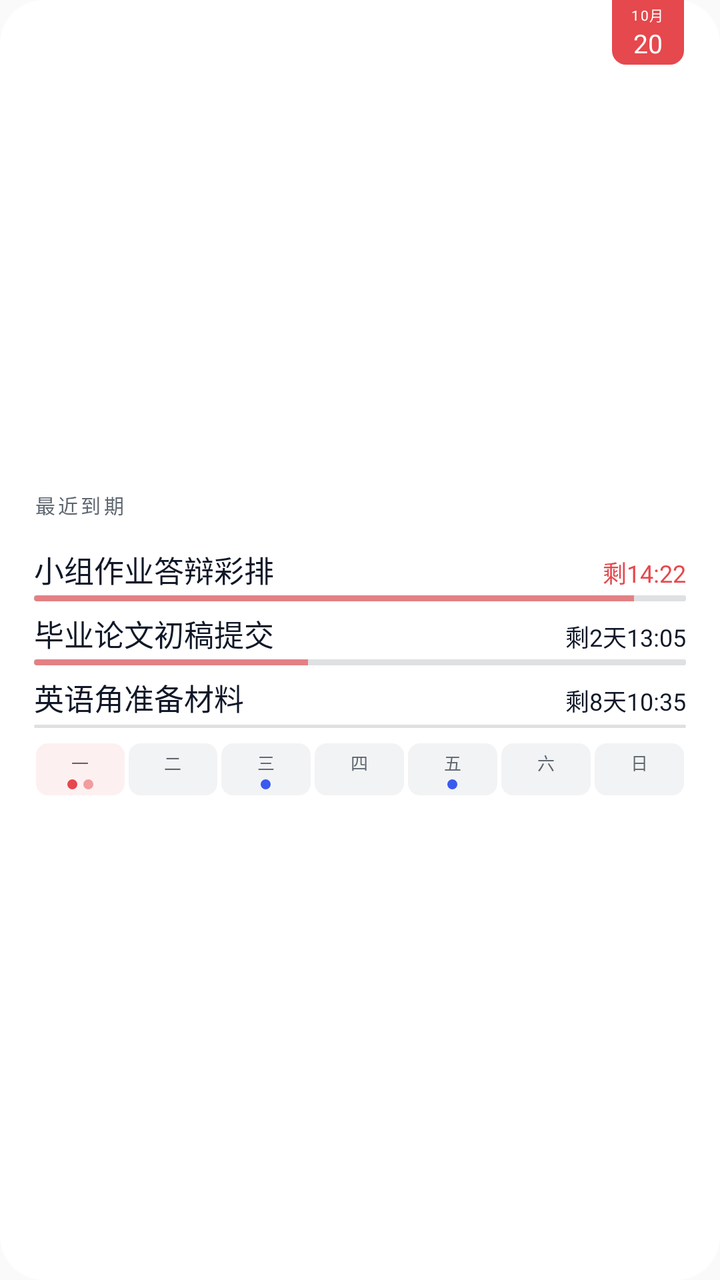
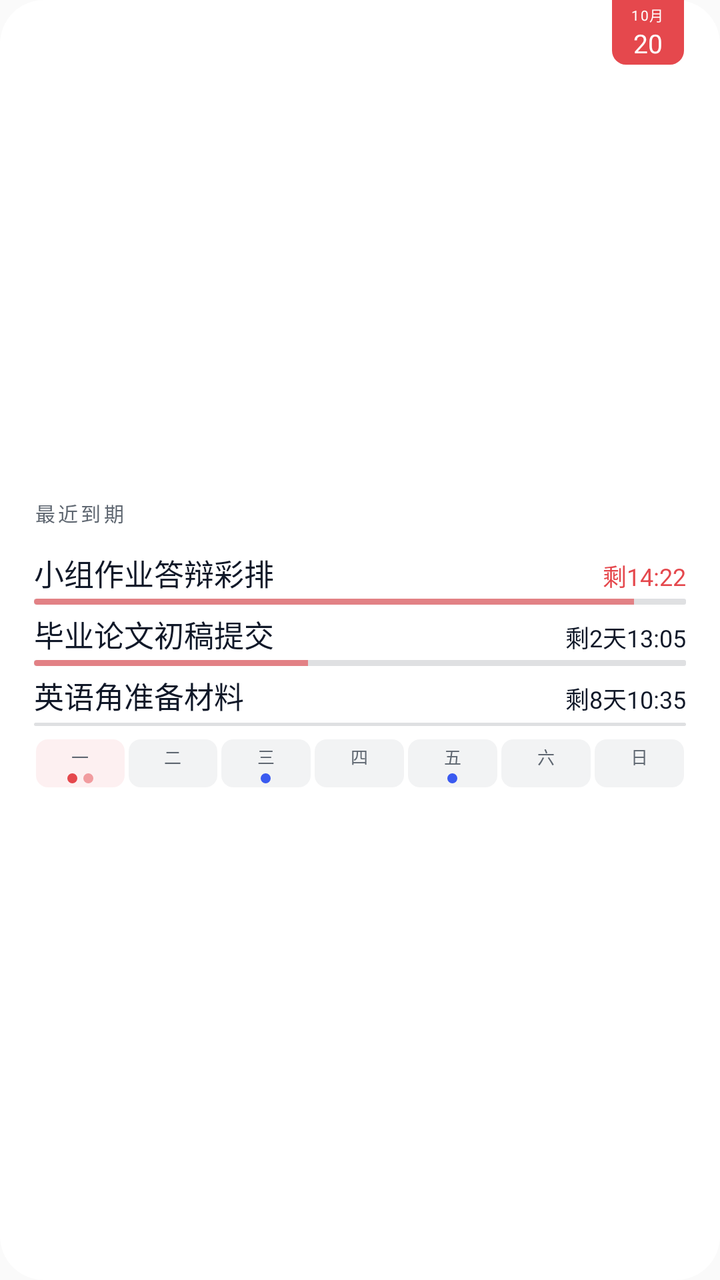

Screens rendered from an Android XML layout before and after an edit, with the pre-edit source and the edit as a unified diff.
<!-- AndroidManifest.xml: application theme android:Theme.Material.Light.NoActionBar -->
<!-- res/layout/widget_v3_preview.xml -->
<?xml version="1.0" encoding="utf-8"?>
<FrameLayout xmlns:android="http://schemas.android.com/apk/res/android"
    android:layout_width="match_parent"
    android:layout_height="match_parent"
    android:background="@drawable/widget_bg_light">

    <LinearLayout
        android:layout_width="match_parent"
        android:layout_height="wrap_content"
        android:layout_gravity="center_vertical"
        android:orientation="vertical"
        android:paddingStart="17dp"
        android:paddingTop="11dp"
        android:paddingEnd="17dp"
        android:paddingBottom="8dp">

        <TextView
            android:layout_width="wrap_content"
            android:layout_height="wrap_content"
            android:layout_marginBottom="8dp"
            android:text="最近到期"
            android:textColor="#FF5F6771"
            android:textSize="10sp"
            android:letterSpacing="0.14"
/>

        
        <LinearLayout
            android:layout_width="match_parent"
            android:layout_height="wrap_content"
            android:layout_marginTop="6dp"
            android:orientation="vertical">

            <LinearLayout
                android:layout_width="match_parent"
                android:layout_height="wrap_content"
                android:orientation="horizontal">

                <TextView
                    android:layout_width="0dp"
                    android:layout_height="wrap_content"
                    android:layout_weight="1"
                    android:text="小组作业答辩彩排"
                    android:textColor="#FF101828"
                    android:textSize="15sp"
                    android:maxLines="1"
                    android:ellipsize="end"
/>

                <TextView
                    android:layout_width="wrap_content"
                    android:layout_height="wrap_content"
                    android:layout_marginStart="10dp"
                    android:text="剩14:22"
                    android:textColor="#FFE5484D"
                    android:textSize="12sp"
                    android:maxLines="1"
/>
            </LinearLayout>

            <FrameLayout
                android:layout_width="match_parent"
                android:layout_height="wrap_content"
                android:layout_marginTop="2dp">

                <TextView
                    android:layout_width="match_parent"
                    android:layout_height="3dp"
                    android:background="@drawable/widget_ruler_track_light" />

                <ProgressBar
                    style="@android:style/Widget.ProgressBar.Horizontal"
                    android:layout_width="match_parent"
                    android:layout_height="3dp"
                    android:max="100"
                    android:progress="92"
                    android:progressDrawable="@drawable/widget_ruler_progress" />
            </FrameLayout>
        </LinearLayout>

        
        <LinearLayout
            android:layout_width="match_parent"
            android:layout_height="wrap_content"
            android:layout_marginTop="5dp"
            android:orientation="vertical">

            <LinearLayout
                android:layout_width="match_parent"
                android:layout_height="wrap_content"
                android:orientation="horizontal">

                <TextView
                    android:layout_width="0dp"
                    android:layout_height="wrap_content"
                    android:layout_weight="1"
                    android:text="毕业论文初稿提交"
                    android:textColor="#FF101828"
                    android:textSize="15sp"
                    android:maxLines="1"
                    android:ellipsize="end"
/>

                <TextView
                    android:layout_width="wrap_content"
                    android:layout_height="wrap_content"
                    android:layout_marginStart="10dp"
                    android:text="剩2天13:05"
                    android:textColor="#FF101828"
                    android:textSize="12sp"
                    android:maxLines="1"
/>
            </LinearLayout>

            <FrameLayout
                android:layout_width="match_parent"
                android:layout_height="wrap_content"
                android:layout_marginTop="2dp">

                <TextView
                    android:layout_width="match_parent"
                    android:layout_height="3dp"
                    android:background="@drawable/widget_ruler_track_light" />

                <ProgressBar
                    style="@android:style/Widget.ProgressBar.Horizontal"
                    android:layout_width="match_parent"
                    android:layout_height="3dp"
                    android:max="100"
                    android:progress="42"
                    android:progressDrawable="@drawable/widget_ruler_progress" />
            </FrameLayout>
        </LinearLayout>

        
        <LinearLayout
            android:layout_width="match_parent"
            android:layout_height="wrap_content"
            android:layout_marginTop="5dp"
            android:orientation="vertical">

            <LinearLayout
                android:layout_width="match_parent"
                android:layout_height="wrap_content"
                android:orientation="horizontal">

                <TextView
                    android:layout_width="0dp"
                    android:layout_height="wrap_content"
                    android:layout_weight="1"
                    android:text="英语角准备材料"
                    android:textColor="#FF101828"
                    android:textSize="15sp"
                    android:maxLines="1"
                    android:ellipsize="end"
/>

                <TextView
                    android:layout_width="wrap_content"
                    android:layout_height="wrap_content"
                    android:layout_marginStart="10dp"
                    android:text="剩8天10:35"
                    android:textColor="#FF101828"
                    android:textSize="12sp"
                    android:maxLines="1"
/>
            </LinearLayout>

            <FrameLayout
                android:layout_width="match_parent"
                android:layout_height="3dp"
                android:layout_marginTop="2dp">

                <TextView
                    android:layout_width="match_parent"
                    android:layout_height="1.5dp"
                    android:layout_gravity="center_vertical"
                    android:background="@drawable/widget_ruler_track_light" />
            </FrameLayout>
        </LinearLayout>

        
        <LinearLayout
            android:layout_width="match_parent"
            android:layout_height="wrap_content"
            android:layout_marginTop="7dp"
            android:orientation="horizontal">

            <LinearLayout
                android:layout_width="0dp"
                android:layout_height="wrap_content"
                android:layout_marginStart="1dp"
                android:layout_marginEnd="1dp"
                android:layout_weight="1"
                android:background="@drawable/widget_cell_today_light"
                android:gravity="center_horizontal"
                android:orientation="vertical"
                android:paddingTop="3dp"
                android:paddingBottom="3dp">

                <TextView
                    android:layout_width="wrap_content"
                    android:layout_height="wrap_content"
                    android:text="一"
                    android:textColor="#FF5F6771"
                    android:textSize="8.5sp" />

                <LinearLayout
                    android:layout_width="wrap_content"
                    android:layout_height="5dp"
                    android:layout_marginTop="2dp"
                    android:gravity="center"
                    android:orientation="horizontal">

                    <TextView
                        android:layout_width="5dp"
                        android:layout_height="5dp"
                        android:background="@drawable/dot_red" />

                    <TextView
                        android:layout_width="5dp"
                        android:layout_height="5dp"
                        android:layout_marginStart="3dp"
                        android:background="@drawable/dot_red_soft" />
                </LinearLayout>
            </LinearLayout>

            <LinearLayout
                android:layout_width="0dp"
                android:layout_height="wrap_content"
                android:layout_marginStart="1dp"
                android:layout_marginEnd="1dp"
                android:layout_weight="1"
                android:background="@drawable/widget_cell_light"
                android:gravity="center_horizontal"
                android:orientation="vertical"
                android:paddingTop="3dp"
                android:paddingBottom="3dp">

                <TextView
                    android:layout_width="wrap_content"
                    android:layout_height="wrap_content"
                    android:text="二"
                    android:textColor="#FF5F6771"
                    android:textSize="8.5sp" />

                <LinearLayout
                    android:layout_width="wrap_content"
                    android:layout_height="5dp"
                    android:layout_marginTop="2dp"
                    android:gravity="center"
                    android:orientation="horizontal" />
            </LinearLayout>

            <LinearLayout
                android:layout_width="0dp"
                android:layout_height="wrap_content"
                android:layout_marginStart="1dp"
                android:layout_marginEnd="1dp"
                android:layout_weight="1"
                android:background="@drawable/widget_cell_light"
                android:gravity="center_horizontal"
                android:orientation="vertical"
                android:paddingTop="3dp"
                android:paddingBottom="3dp">

                <TextView
                    android:layout_width="wrap_content"
                    android:layout_height="wrap_content"
                    android:text="三"
                    android:textColor="#FF5F6771"
                    android:textSize="8.5sp" />

                <LinearLayout
                    android:layout_width="wrap_content"
                    android:layout_height="5dp"
                    android:layout_marginTop="2dp"
                    android:gravity="center"
                    android:orientation="horizontal">

                    <TextView
                        android:layout_width="5dp"
                        android:layout_height="5dp"
                        android:background="@drawable/dot_ind_light" />
                </LinearLayout>
            </LinearLayout>

            <LinearLayout
                android:layout_width="0dp"
                android:layout_height="wrap_content"
                android:layout_marginStart="1dp"
                android:layout_marginEnd="1dp"
                android:layout_weight="1"
                android:background="@drawable/widget_cell_light"
                android:gravity="center_horizontal"
                android:orientation="vertical"
                android:paddingTop="3dp"
                android:paddingBottom="3dp">

                <TextView
                    android:layout_width="wrap_content"
                    android:layout_height="wrap_content"
                    android:text="四"
                    android:textColor="#FF5F6771"
                    android:textSize="8.5sp" />

                <LinearLayout
                    android:layout_width="wrap_content"
                    android:layout_height="5dp"
                    android:layout_marginTop="2dp"
                    android:gravity="center"
                    android:orientation="horizontal" />
            </LinearLayout>

            <LinearLayout
                android:layout_width="0dp"
                android:layout_height="wrap_content"
                android:layout_marginStart="1dp"
                android:layout_marginEnd="1dp"
                android:layout_weight="1"
                android:background="@drawable/widget_cell_light"
                android:gravity="center_horizontal"
                android:orientation="vertical"
                android:paddingTop="3dp"
                android:paddingBottom="3dp">

                <TextView
                    android:layout_width="wrap_content"
                    android:layout_height="wrap_content"
                    android:text="五"
                    android:textColor="#FF5F6771"
                    android:textSize="8.5sp" />

                <LinearLayout
                    android:layout_width="wrap_content"
                    android:layout_height="5dp"
                    android:layout_marginTop="2dp"
                    android:gravity="center"
                    android:orientation="horizontal">

                    <TextView
                        android:layout_width="5dp"
                        android:layout_height="5dp"
                        android:background="@drawable/dot_ind_light" />
                </LinearLayout>
            </LinearLayout>

            <LinearLayout
                android:layout_width="0dp"
                android:layout_height="wrap_content"
                android:layout_marginStart="1dp"
                android:layout_marginEnd="1dp"
                android:layout_weight="1"
                android:background="@drawable/widget_cell_light"
                android:gravity="center_horizontal"
                android:orientation="vertical"
                android:paddingTop="3dp"
                android:paddingBottom="3dp">

                <TextView
                    android:layout_width="wrap_content"
                    android:layout_height="wrap_content"
                    android:text="六"
                    android:textColor="#FF5F6771"
                    android:textSize="8.5sp" />

                <LinearLayout
                    android:layout_width="wrap_content"
                    android:layout_height="5dp"
                    android:layout_marginTop="2dp"
                    android:gravity="center"
                    android:orientation="horizontal" />
            </LinearLayout>

            <LinearLayout
                android:layout_width="0dp"
                android:layout_height="wrap_content"
                android:layout_marginStart="1dp"
                android:layout_marginEnd="1dp"
                android:layout_weight="1"
                android:background="@drawable/widget_cell_light"
                android:gravity="center_horizontal"
                android:orientation="vertical"
                android:paddingTop="3dp"
                android:paddingBottom="3dp">

                <TextView
                    android:layout_width="wrap_content"
                    android:layout_height="wrap_content"
                    android:text="日"
                    android:textColor="#FF5F6771"
                    android:textSize="8.5sp" />

                <LinearLayout
                    android:layout_width="wrap_content"
                    android:layout_height="5dp"
                    android:layout_marginTop="2dp"
                    android:gravity="center"
                    android:orientation="horizontal" />
            </LinearLayout>
        </LinearLayout>
    </LinearLayout>

    <LinearLayout
        android:layout_width="36dp"
        android:layout_height="wrap_content"
        android:layout_gravity="top|end"
        android:layout_marginEnd="18dp"
        android:background="@drawable/widget_calpg_light"
        android:gravity="center_horizontal"
        android:orientation="vertical"
        android:paddingTop="2dp"
        android:paddingBottom="2dp">

        <TextView
            android:layout_width="wrap_content"
            android:layout_height="wrap_content"
            android:text="10月"
            android:textColor="#FFFFFFFF"
            android:textSize="7sp"
            android:letterSpacing="0.08"
/>

        <TextView
            android:layout_width="wrap_content"
            android:layout_height="wrap_content"
            android:text="20"
            android:textColor="#FFFFFFFF"
            android:textSize="13sp"
/>
    </LinearLayout>
</FrameLayout>
<!-- resources referenced by this layout -->
<resources>
  <!-- drawable dot_ind_light (drawable) -->
  <?xml version="1.0" encoding="utf-8"?>
  <shape xmlns:android="http://schemas.android.com/apk/res/android" android:shape="oval">
      <solid android:color="#FF3A5AF0" />
  </shape>
  <!-- drawable dot_red (drawable) -->
  <?xml version="1.0" encoding="utf-8"?>
  <shape xmlns:android="http://schemas.android.com/apk/res/android" android:shape="oval">
      <solid android:color="#FFE5484D" />
  </shape>
  <!-- drawable dot_red_soft (drawable) -->
  <?xml version="1.0" encoding="utf-8"?>
  <shape xmlns:android="http://schemas.android.com/apk/res/android" android:shape="oval">
      <solid android:color="#80E5484D" />
  </shape>
  <!-- drawable widget_bg_light (drawable) -->
  <?xml version="1.0" encoding="utf-8"?>
  <shape xmlns:android="http://schemas.android.com/apk/res/android">
      <solid android:color="#FFFFFFFF" />
      <corners android:radius="22dp" />
  </shape>
  <!-- drawable widget_calpg_light (drawable) -->
  <?xml version="1.0" encoding="utf-8"?>
  <shape xmlns:android="http://schemas.android.com/apk/res/android">
      <solid android:color="#FFE5484D" />
      <corners android:bottomLeftRadius="7dp" android:bottomRightRadius="7dp" />
  </shape>
  <!-- drawable widget_cell_light (drawable) -->
  <?xml version="1.0" encoding="utf-8"?>
  <shape xmlns:android="http://schemas.android.com/apk/res/android">
      <solid android:color="#0D101828" />
      <corners android:radius="6dp" />
  </shape>
  <!-- drawable widget_cell_today_light (drawable) -->
  <?xml version="1.0" encoding="utf-8"?>
  <shape xmlns:android="http://schemas.android.com/apk/res/android">
      <solid android:color="#14E5484D" />
      <corners android:radius="6dp" />
  </shape>
  <!-- drawable widget_ruler_progress (drawable) -->
  <?xml version="1.0" encoding="utf-8"?>
  <layer-list xmlns:android="http://schemas.android.com/apk/res/android">
      <item android:id="@android:id/progress">
          <clip>
              <shape android:shape="rectangle">
                  <corners android:radius="2dp" />
                  <solid android:color="#9EE5484D" />
              </shape>
          </clip>
      </item>
  </layer-list>
  <!-- drawable widget_ruler_track_light (drawable) -->
  <?xml version="1.0" encoding="utf-8"?>
  <shape xmlns:android="http://schemas.android.com/apk/res/android">
      <solid android:color="#22101828" />
      <corners android:radius="1dp" />
  </shape>
</resources>

<!-- the commit's change to res/layout/widget_v3_preview.xml (unified diff, before → after) -->
@@ -28,7 +28,7 @@
         <LinearLayout
             android:layout_width="match_parent"
             android:layout_height="wrap_content"
-            android:layout_marginTop="6dp"
+            android:layout_marginTop="4dp"
             android:orientation="vertical">
 
             <LinearLayout
@@ -43,6 +43,7 @@
                     android:text="小组作业答辩彩排"
                     android:textColor="#FF101828"
                     android:textSize="15sp"
+                    android:includeFontPadding="false"
                     android:maxLines="1"
                     android:ellipsize="end"
 />
@@ -82,7 +83,7 @@
         <LinearLayout
             android:layout_width="match_parent"
             android:layout_height="wrap_content"
-            android:layout_marginTop="5dp"
+            android:layout_marginTop="4dp"
             android:orientation="vertical">
 
             <LinearLayout
@@ -97,6 +98,7 @@
                     android:text="毕业论文初稿提交"
                     android:textColor="#FF101828"
                     android:textSize="15sp"
+                    android:includeFontPadding="false"
                     android:maxLines="1"
                     android:ellipsize="end"
 />
@@ -136,7 +138,7 @@
         <LinearLayout
             android:layout_width="match_parent"
             android:layout_height="wrap_content"
-            android:layout_marginTop="5dp"
+            android:layout_marginTop="4dp"
             android:orientation="vertical">
 
             <LinearLayout
@@ -151,6 +153,7 @@
                     android:text="英语角准备材料"
                     android:textColor="#FF101828"
                     android:textSize="15sp"
+                    android:includeFontPadding="false"
                     android:maxLines="1"
                     android:ellipsize="end"
 />
@@ -183,7 +186,7 @@
         <LinearLayout
             android:layout_width="match_parent"
             android:layout_height="wrap_content"
-            android:layout_marginTop="7dp"
+            android:layout_marginTop="6dp"
             android:orientation="horizontal">
 
             <LinearLayout
@@ -195,8 +198,8 @@
                 android:background="@drawable/widget_cell_today_light"
                 android:gravity="center_horizontal"
                 android:orientation="vertical"
-                android:paddingTop="3dp"
-                android:paddingBottom="3dp">
+                android:paddingTop="2dp"
+                android:paddingBottom="2dp">
 
                 <TextView
                     android:layout_width="wrap_content"
@@ -234,8 +237,8 @@
                 android:background="@drawable/widget_cell_light"
                 android:gravity="center_horizontal"
                 android:orientation="vertical"
-                android:paddingTop="3dp"
-                android:paddingBottom="3dp">
+                android:paddingTop="2dp"
+                android:paddingBottom="2dp">
 
                 <TextView
                     android:layout_width="wrap_content"
@@ -261,8 +264,8 @@
                 android:background="@drawable/widget_cell_light"
                 android:gravity="center_horizontal"
                 android:orientation="vertical"
-                android:paddingTop="3dp"
-                android:paddingBottom="3dp">
+                android:paddingTop="2dp"
+                android:paddingBottom="2dp">
 
                 <TextView
                     android:layout_width="wrap_content"
@@ -294,8 +297,8 @@
                 android:background="@drawable/widget_cell_light"
                 android:gravity="center_horizontal"
                 android:orientation="vertical"
-                android:paddingTop="3dp"
-                android:paddingBottom="3dp">
+                android:paddingTop="2dp"
+                android:paddingBottom="2dp">
 
                 <TextView
                     android:layout_width="wrap_content"
@@ -321,8 +324,8 @@
                 android:background="@drawable/widget_cell_light"
                 android:gravity="center_horizontal"
                 android:orientation="vertical"
-                android:paddingTop="3dp"
-                android:paddingBottom="3dp">
+                android:paddingTop="2dp"
+                android:paddingBottom="2dp">
 
                 <TextView
                     android:layout_width="wrap_content"
@@ -354,8 +357,8 @@
                 android:background="@drawable/widget_cell_light"
                 android:gravity="center_horizontal"
                 android:orientation="vertical"
-                android:paddingTop="3dp"
-                android:paddingBottom="3dp">
+                android:paddingTop="2dp"
+                android:paddingBottom="2dp">
 
                 <TextView
                     android:layout_width="wrap_content"
@@ -381,8 +384,8 @@
                 android:background="@drawable/widget_cell_light"
                 android:gravity="center_horizontal"
                 android:orientation="vertical"
-                android:paddingTop="3dp"
-                android:paddingBottom="3dp">
+                android:paddingTop="2dp"
+                android:paddingBottom="2dp">
 
                 <TextView
                     android:layout_width="wrap_content"
